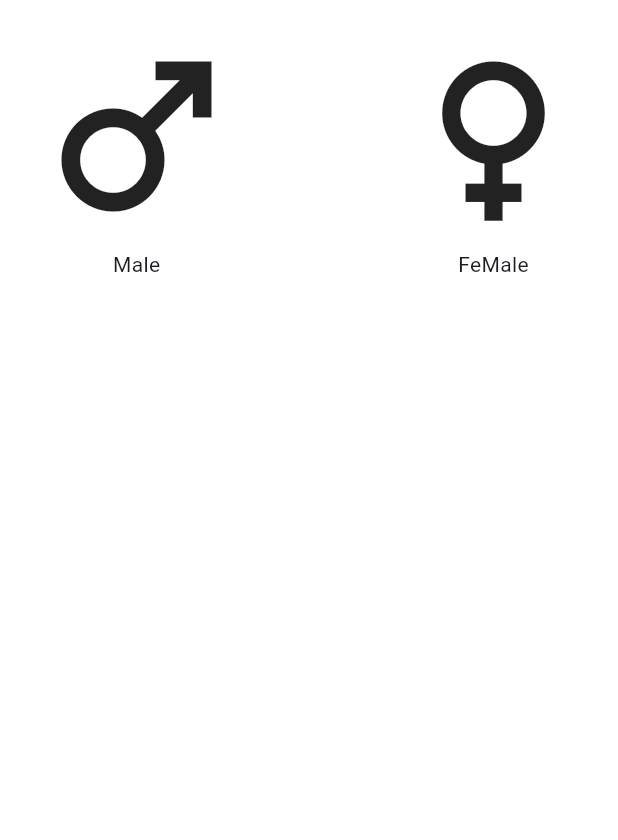
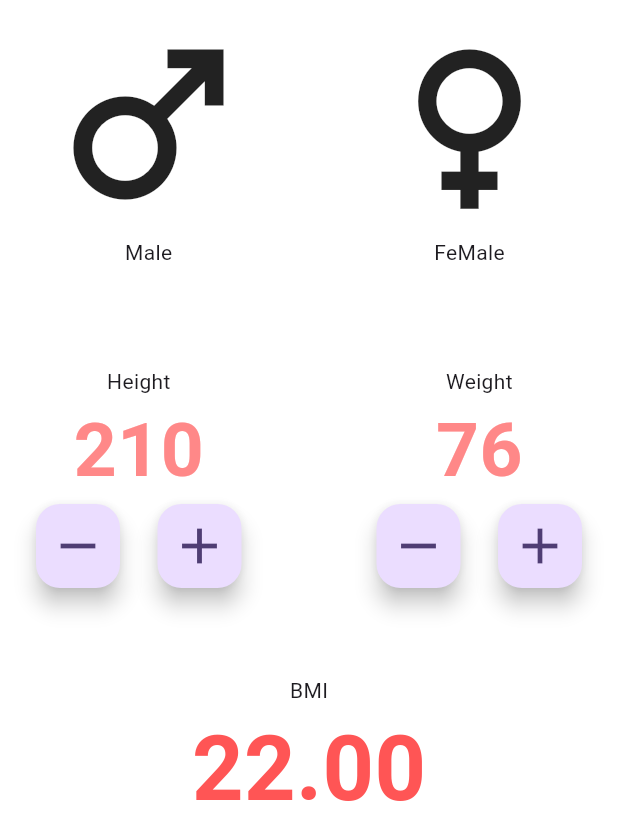
Before and after one commit to SupunChathuranga0/BMICalculator--Flutter, a Flutter app: the screen it shows after launch, on a phone screen of 412 x 824 dp. Shown: the top 840 px of the screen. Run offline on Flutter 3.47's test engine with Material 3 defaults, Android fonts, the phone set to English and light mode, and no system bars.

Commit message:
Set Height,Weight and BMI
develop the code

```diff
--- /dev/null
+++ b/first/lib/constant.dart
@@ -0,0 +1,9 @@
+import 'package:flutter/material.dart';
+
+
+const kTextColor = Color(0xFFFF8888);
+const kOutputTextColor = Color(0xFFFF5555);
+const kInputLabelColor = TextStyle(
+      color: kTextColor,
+      fontSize: 50,
+     fontWeight: FontWeight.bold,);
--- a/first/lib/main_page.dart
+++ b/first/lib/main_page.dart
@@ -1,3 +1,4 @@
+import 'package:first/constant.dart';
 import 'package:flutter/material.dart';
 
 class MainPage extends StatefulWidget {
@@ -8,13 +9,15 @@ class MainPage extends StatefulWidget {
 }
 
 class _MainPageState extends State<MainPage> {
+
+  int height = 210;
+  int weight = 50;
   @override
   Widget build(BuildContext context) {
     return Scaffold(
-      body:     SafeArea(
+      body: SafeArea(
         child:Container( color: Colors.white,
-      child: Padding(
-        padding: const EdgeInsets.all(8.0),
+        padding: const EdgeInsets.symmetric(horizontal: 16),
         child: Column(
           children: [
             Row(
@@ -29,26 +32,89 @@ class _MainPageState extends State<MainPage> {
                   ),
                 ),
                const Spacer(),
-                Column(
+                Padding(
+                  padding: const EdgeInsets.all(8.0),
+                child: Column(
                   children: const[
                     Icon(Icons.female, size: 150,),
                     Text("FeMale"),
                   ],
                 )
-
-
+                )
               ],
             ),
+
+            SizedBox(height: 50),
             Row(
+              children: [
+                 Padding(
+                  padding: const EdgeInsets.all(8.0),
+                  child: Column(
+                    children:  [
+                     const Text("Height"),
+                      Text("$height",
+                       style: kInputLabelColor,
+                          ),
+                          Row(
+                            children: [
+                              FloatingActionButton(onPressed: (){
+                                setState(() {
+                                  if(height >50)
+                                   height--;
+                                });
 
-            )
-          ],
+                                print(height);
+                              },
+                              child: Icon(Icons.remove, size: 40,),),
+                              const SizedBox(width: 25),
+                              FloatingActionButton(onPressed:(){
+                                setState(() {
+                                  if(height<210)
+                                   height++;
+                                });
+                                print(height);
+                              }
+                              , child: Icon(Icons.add, size: 40,),)
+                            ]),
+                    ],
+                  ),
+                ),
+               const Spacer(),
+                   Padding(
+                  padding: const EdgeInsets.all(8.0),
+                  child: Column(
+                    children:  [
+                     const Text("Weight"),
+                     const Text("76",
+                       style:kInputLabelColor
+                     ),
+                          Row(
+                            children: [
+                              FloatingActionButton(onPressed:null, child: Icon(Icons.remove, size: 40,),),
+                              const SizedBox(width: 25),
+                              FloatingActionButton(onPressed:null, child: Icon(Icons.add, size: 40,),)
+
+                            ]),
+                    ],
+                  ),
+                ),
+              ],
+            ),
+
+            const SizedBox(height: 50,),
+
+            Column(children: [
+              Text("BMI"),
+              Text("22.00", style: kInputLabelColor.copyWith(color: kOutputTextColor,fontSize: 60),)
+            ],)
+            ],
         ),
-      ),)
+      ),
+      )
+    );
+  }
 
-    ),
-    )
-;
-
+  void onHeighMinus(){
+    print("h m");
   }
 }
```
